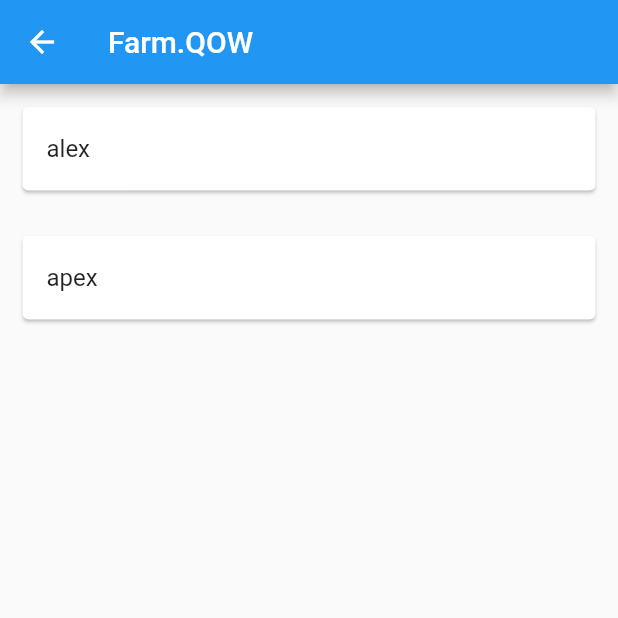
After one commit to nuwbie-11/Farm.QOW, a Flutter app: the HomePage screen opened directly, on a phone screen of 412 x 824 dp, the top half of it. The commit adds this screen. Run offline on Flutter 3.47's test engine with Material 2 defaults, Android fonts, the light colour scheme and no system bars.

Commit message:
Change Home to ListView of Sapi

```diff
--- /dev/null
+++ b/farm_qow/json_model/sapi.json
@@ -0,0 +1,10 @@
+{
+    "data" : [
+        {
+            "nama" : "alex"
+        },
+        {
+            "nama" : "apex"
+        }
+    ]
+}
--- /dev/null
+++ b/farm_qow/lib/Home/home_page.dart
@@ -0,0 +1,106 @@
+import 'package:flutter/material.dart';
+import 'dart:async' show Future;
+import 'package:flutter/services.dart' show rootBundle;
+import 'dart:convert';
+import 'package:flutter/services.dart';
+
+// void main() {
+//   runApp(const MyApp());
+// }
+
+// class MyApp extends StatelessWidget {
+//   const MyApp({Key? key}) : super(key: key);
+
+//   // This widget is the root of your application.
+//   @override
+//   Widget build(BuildContext context) {
+//     return MaterialApp(
+//       debugShowCheckedModeBanner: false,
+//       title: 'Flutter Demo',
+//       theme: ThemeData(
+//         // This is the theme of your application.
+//         //
+//         // Try running your application with "flutter run". You'll see the
+//         // application has a blue toolbar. Then, without quitting the app, try
+//         // changing the primarySwatch below to Colors.green and then invoke
+//         // "hot reload" (press "r" in the console where you ran "flutter run",
+//         // or simply save your changes to "hot reload" in a Flutter IDE).
+//         // Notice that the counter didn't reset back to zero; the application
+//         // is not restarted.
+//         primarySwatch: Colors.blue,
+//       ),
+//       home: HomePage(),
+//     );
+//   }
+// }
+
+class HomePage extends StatefulWidget {
+  const HomePage({Key? key}) : super(key: key);
+
+  @override
+  HomePageState createState() => HomePageState();
+}
+
+class HomePageState extends State<HomePage> {
+  List _data = [];
+
+  Future<void> _refresh() async {
+    final Map res =
+        json.decode(await rootBundle.loadString('json_model/sapi.json'));
+    setState(() {
+      _data = res["data"];
+    });
+  }
+
+  @override
+  void initState() {
+    super.initState();
+    this._refresh();
+  }
+
+  @override
+  Widget build(BuildContext context) {
+    return Scaffold(
+      appBar: AppBar(
+        title: Text("Farm.QOW"),
+      ),
+      body: ListView.builder(
+        itemCount: _data == null ? 0 : _data.length,
+        itemBuilder: (BuildContext context, index) {
+          return Card(
+            margin: EdgeInsets.all(15),
+            child: ListTile(
+              title: Text(_data[index]["nama"]),
+            ),
+          );
+        },
+      ),
+    );
+  }
+}
+
+
+
+
+//   @override
+//   Widget build(BuildContext context) {
+//     // This method is rerun every time setState is called, for instance as done
+//     // by the _incrementCounter method above.
+//     //
+//     // The Flutter framework has been optimized to make rerunning build methods
+//     // fast, so that you can just rebuild anything that needs updating rather
+//     // than having to individually change instances of widgets.
+//     return Scaffold(
+//         appBar: AppBar(
+//           title: Text("widget.title"),
+//         ),
+//         HomePage: ListView.builder(
+//           itemCount: 5,
+//           itemBuilder: (BuildContext context, index) {
+//             return Column(
+//               children: [],
+//             );
+//           },
+//         ));
+//   }
+// }
--- a/farm_qow/lib/Login/components/body.dart
+++ b/farm_qow/lib/Login/components/body.dart
@@ -6,8 +6,8 @@ import 'package:crypto/crypto.dart';
 import 'package:farm_qow/Login/components/input_field.dart';
 import 'package:farm_qow/Login/components/password_field.dart';
 import 'package:farm_qow/Login/components/round_button.dart';
+import 'package:farm_qow/Home/home_page.dart';
 import 'package:farm_qow/constant.dart';
-import 'package:farm_qow/home.dart';
 import 'package:flutter/material.dart';
 import 'package:flutter/services.dart';
 
@@ -63,7 +63,8 @@ class _BodyState extends State<Body> {
 
     // final json = UserModel.fromJson(data);
     if (_check()) {
-      Navigator.push(context, MaterialPageRoute(builder: (context) => Home()));
+      Navigator.push(
+          context, MaterialPageRoute(builder: (context) => HomePage()));
     }
   }
 
--- a/farm_qow/lib/login.dart
+++ /dev/null
@@ -1 +0,0 @@
-void main() {}
--- a/farm_qow/pubspec.yaml
+++ b/farm_qow/pubspec.yaml
@@ -68,6 +68,7 @@ flutter:
   # To add assets to your application, add an assets section, like this:
   assets:
     - json_model/users.json
+    - json_model/sapi.json
     - assets/images/
     - assets/icons/
   #   - images/a_dot_ham.jpeg
```
Also changed, not shown: farm_qow/lib/main.dart (+2 -6 lines).
